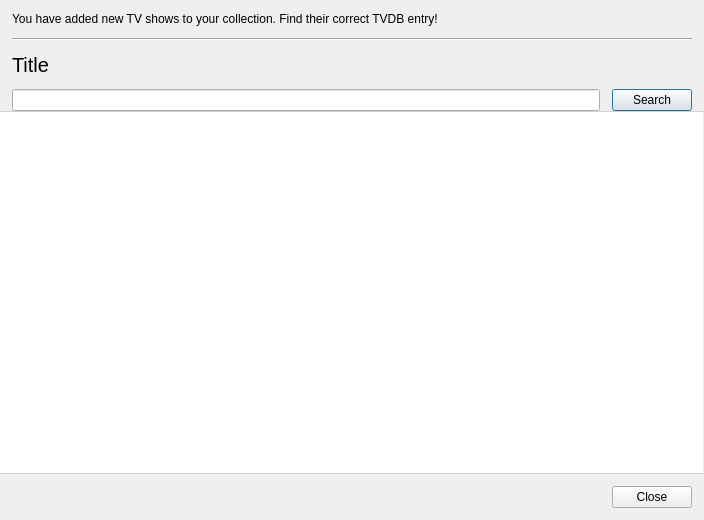
This is Server/src/ui/dialogs/rescancollectiondialog.ui in lbproductions/MorQ as Qt 5 draws it before an edit. The edited form follows.
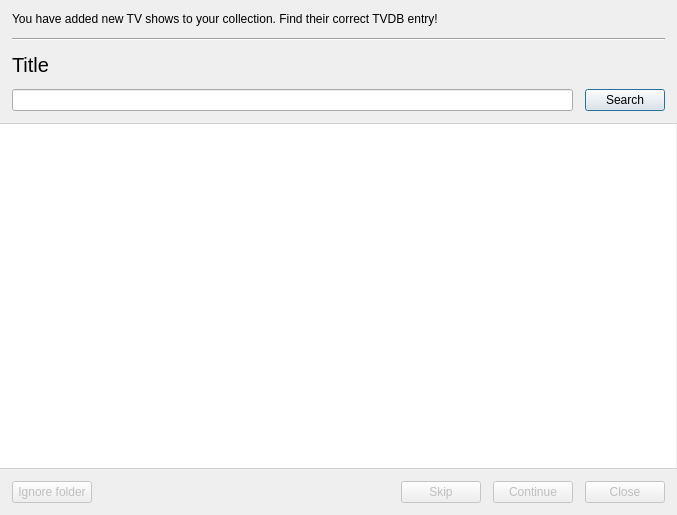
This is the edited form. The open tabs and pages were chosen to show the change. Icons and pictures are not drawn. Custom widgets are drawn as their Qt base class.

Commit message: Fine tuning the RescanCollectionDialog. Preparing the scraping of all shows.

```diff
--- a/Server/src/ui/dialogs/rescancollectiondialog.ui
+++ b/Server/src/ui/dialogs/rescancollectiondialog.ui
@@ -9,8 +9,8 @@
    <rect>
     <x>0</x>
     <y>0</y>
-    <width>704</width>
-    <height>520</height>
+    <width>677</width>
+    <height>515</height>
    </rect>
   </property>
   <property name="windowTitle">
@@ -149,6 +149,9 @@
          <property name="rightMargin">
           <number>12</number>
          </property>
+         <property name="bottomMargin">
+          <number>12</number>
+         </property>
          <item>
           <widget class="QLabel" name="label">
            <property name="text">
@@ -280,6 +283,9 @@
    </item>
    <item>
     <layout class="QHBoxLayout" name="horizontalLayout">
+     <property name="spacing">
+      <number>12</number>
+     </property>
      <property name="leftMargin">
       <number>12</number>
      </property>
@@ -293,12 +299,75 @@
       <number>12</number>
      </property>
      <item>
-      <widget class="QDialogButtonBox" name="buttonBox">
+      <widget class="QPushButton" name="pushButtonIgnoreFolder">
+       <property name="enabled">
+        <bool>false</bool>
+       </property>
+       <property name="text">
+        <string>Ignore folder</string>
+       </property>
+      </widget>
+     </item>
+     <item>
+      <spacer name="horizontalSpacer">
        <property name="orientation">
         <enum>Qt::Horizontal</enum>
        </property>
-       <property name="standardButtons">
-        <set>QDialogButtonBox::Close</set>
+       <property name="sizeHint" stdset="0">
+        <size>
+         <width>40</width>
+         <height>20</height>
+        </size>
+       </property>
+      </spacer>
+     </item>
+     <item>
+      <widget class="QLabel" name="labelProgress">
+       <property name="text">
+        <string/>
+       </property>
+      </widget>
+     </item>
+     <item>
+      <spacer name="horizontalSpacer_2">
+       <property name="orientation">
+        <enum>Qt::Horizontal</enum>
+       </property>
+       <property name="sizeHint" stdset="0">
+        <size>
+         <width>40</width>
+         <height>20</height>
+        </size>
+       </property>
+      </spacer>
+     </item>
+     <item>
+      <widget class="QPushButton" name="pushButtonSkip">
+       <property name="enabled">
+        <bool>false</bool>
+       </property>
+       <property name="text">
+        <string>Skip</string>
+       </property>
+      </widget>
+     </item>
+     <item>
+      <widget class="QPushButton" name="pushButtonContinue">
+       <property name="enabled">
+        <bool>false</bool>
+       </property>
+       <property name="text">
+        <string>Continue</string>
+       </property>
+      </widget>
+     </item>
+     <item>
+      <widget class="QPushButton" name="pushButtonClose">
+       <property name="enabled">
+        <bool>false</bool>
+       </property>
+       <property name="text">
+        <string>Close</string>
        </property>
       </widget>
      </item>
```
Left out of the diff: 35 changed lines with no effect on the pictures. The commit also changes 7 other files.
